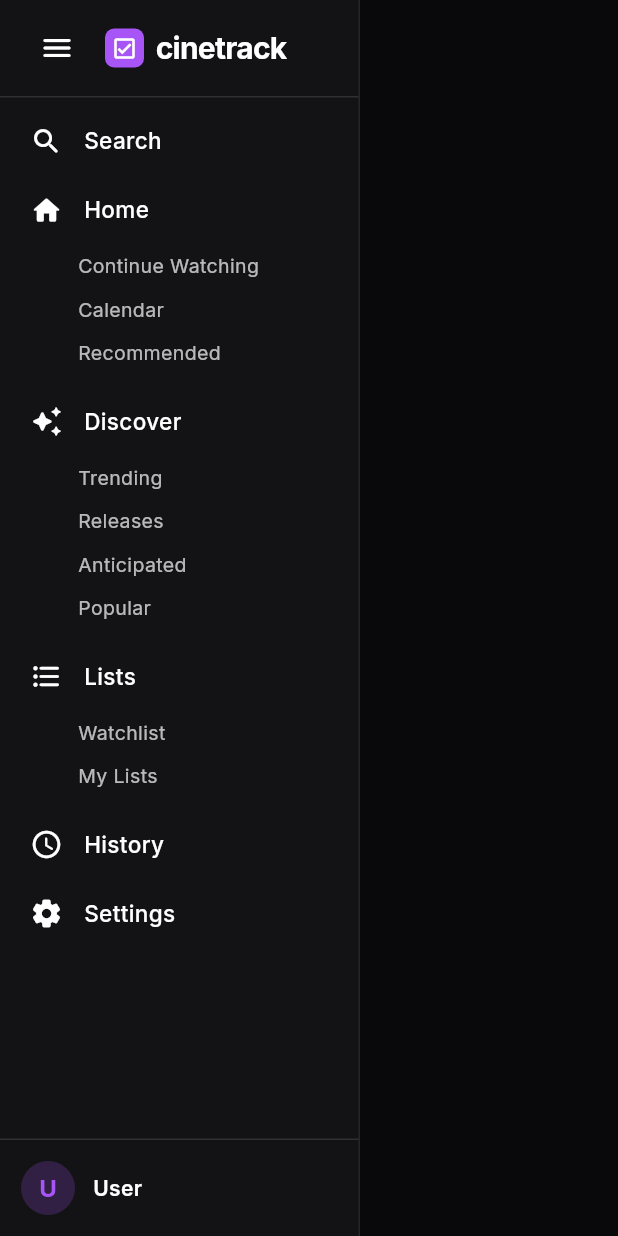
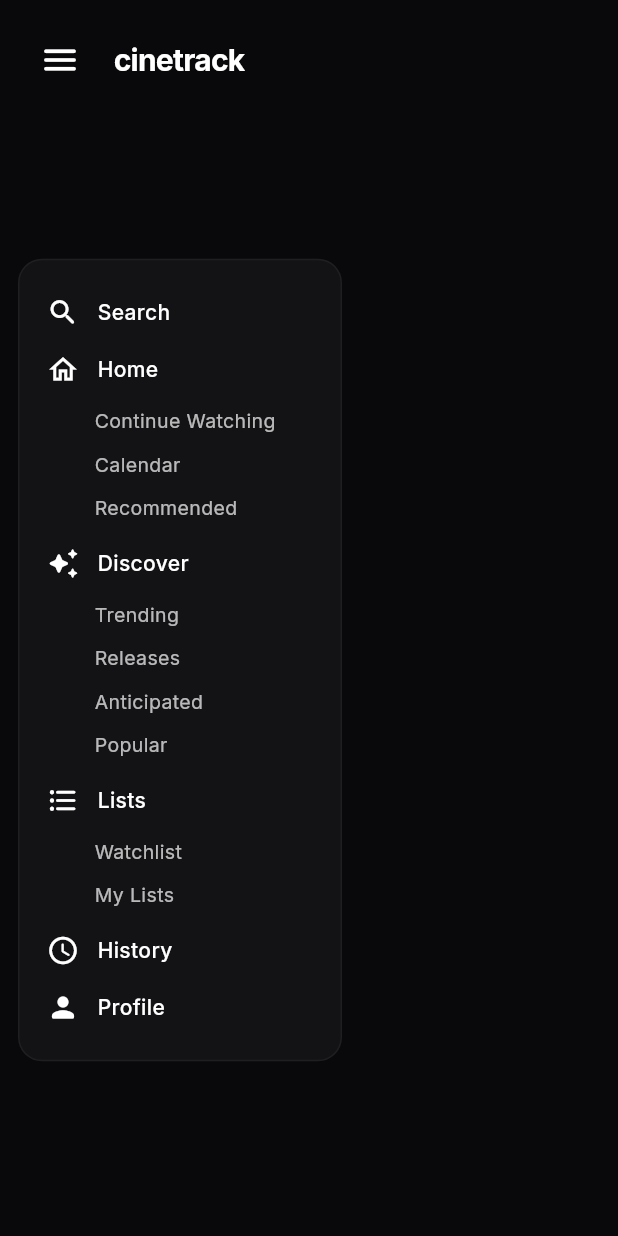
Before and after one commit to Aayushwan/CineTrack, a Flutter app: the MainLayout screen opened directly with empty values, on a phone screen of 412 x 824 dp. Run offline on Flutter 3.47's test engine with Material 3 defaults, Android fonts, the phone set to English and light mode, and no system bars; our stand-ins replace go_router, google_fonts, shared_preferences; accounts and stored records are empty; network calls fail.

Commit message:
Update CineTrack UI, finalize Trakt sidebar layout, and stop backend containers

```diff
--- a/frontend/lib/models/movie.dart
+++ b/frontend/lib/models/movie.dart
@@ -6,7 +6,7 @@
   final String? backdropPath;
   final double voteAverage;
   final String? releaseDate;
-  final String mediaType; // 👈 Added mediaType field
+  final String mediaType;
 
   Movie({
     required this.id,
@@ -16,7 +16,7 @@
     this.backdropPath,
     required this.voteAverage,
     this.releaseDate,
-    this.mediaType = 'movie', // 👈 Defaults to 'movie'
+    this.mediaType = 'movie',
   });
 
   /// Factory constructor to parse JSON from TMDB API
@@ -28,7 +28,9 @@
                  (json.containsKey('name') && !json.containsKey('title'));
 
     return Movie(
-      id: json['id'] ?? 0,
+      // 👈 THE FIX: Safely parse the ID to an int regardless of whether it arrives as a String or Int
+      id: json['id'] != null ? int.tryParse(json['id'].toString()) ?? 0 : 0,
+
       title: json['title'] ?? json['name'] ?? 'Untitled',
       overview: json['overview'],
       posterPath: json['poster_path'],
--- a/frontend/lib/models/watchlist_item.dart
+++ b/frontend/lib/models/watchlist_item.dart
@@ -7,7 +7,7 @@
   final String movieTitle;
   final String? posterPath;
   final String status;
-  final String mediaType; // 👈 Added
+  final String mediaType;
   final DateTime createdAt;
 
   WatchlistItem({
@@ -17,20 +17,21 @@
     required this.movieTitle,
     this.posterPath,
     required this.status,
-    this.mediaType = 'movie', // 👈 Defaults to 'movie' if unspecified
+    this.mediaType = 'movie',
     required this.createdAt,
   });
 
   /// Factory constructor to parse JSON from FastAPI Watchlist endpoint
   factory WatchlistItem.fromJson(Map<String, dynamic> json) {
     return WatchlistItem(
-      id: json['id'] ?? 0,
-      userId: json['user_id'] ?? 0,
-      movieId: json['movie_id'] ?? 0,
+      // Safely parse integers whether they arrive as Strings or Ints
+      id: json['id'] != null ? int.tryParse(json['id'].toString()) ?? 0 : 0,
+      userId: json['user_id'] != null ? int.tryParse(json['user_id'].toString()) ?? 0 : 0,
+      movieId: json['movie_id'] != null ? int.tryParse(json['movie_id'].toString()) ?? 0 : 0,
+
       movieTitle: json['movie_title'] ?? 'Unknown',
       posterPath: json['poster_path'],
       status: json['status'] ?? 'watchlist',
-      // Safely checks 'media_type' or 'type', defaulting to 'movie'
       mediaType: json['media_type'] ?? json['type'] ?? 'movie',
       createdAt: json['created_at'] != null
           ? DateTime.parse(json['created_at'])
--- a/frontend/lib/screens/history_screen.dart
+++ b/frontend/lib/screens/history_screen.dart
@@ -241,7 +241,8 @@
                                 separatorBuilder: (_, _) => const SizedBox(height: 12),
                                 itemBuilder: (context, index) {
                                   final item = filtered[index];
-                                  final int id = item['movie_id'] ?? item['id'] ?? 0;
+                                  final rawId = item['movie_id'] ?? item['id'] ?? 0;
+                                  final int id = int.tryParse(rawId.toString()) ?? 0;
                                   final String title = item['movie_title'] ?? item['title'] ?? 'Untitled';
                                   final String rawType = (item['type'] ?? item['media_type'] ?? '').toString().toLowerCase();
                                   final bool isShow = rawType == 'show' || rawType == 'tv' || item['subtitle'] != null;
--- a/frontend/lib/screens/profile_screen.dart
+++ b/frontend/lib/screens/profile_screen.dart
@@ -1,6 +1,7 @@
 // frontend/lib/screens/profile_screen.dart
 import 'package:flutter/material.dart';
 import 'package:go_router/go_router.dart';
+import 'package:shared_preferences/shared_preferences.dart';
 import '../services/api_service.dart';
 
 class ProfileScreen extends StatefulWidget {
@@ -14,6 +15,9 @@
   int _selectedAnalyticsPeriod = 0; // 0 = Current Month, 1 = All Time
   bool _isLoadingStats = true;
   Map<String, dynamic>? _statsData;
+
+  // 👇 Added dynamic username state with a personalized default fallback
+  String _username = 'User';
 
   // Mock Favorites
   final List<Map<String, String>> _favorites = [
@@ -57,9 +61,17 @@
 
   Future<void> _loadProfileData() async {
     try {
+      // 👇 Fetch the authenticated username dynamically from local storage
+      final prefs = await SharedPreferences.getInstance();
+      final storedName = prefs.getString('username');
+
       final stats = await ApiService.getProfileStats();
+
       if (mounted) {
         setState(() {
+          if (storedName != null && storedName.isNotEmpty) {
+            _username = storedName;
+          }
           _statsData = stats;
           _isLoadingStats = false;
         });
@@ -153,17 +165,17 @@
 
   Widget _buildUserHeader(BuildContext context) {
     return Row(
-      children: const [
-        CircleAvatar(
+      children: [
+        const CircleAvatar(
           radius: 36,
           backgroundColor: Color(0xFF1E293B),
           child: Icon(Icons.person_rounded, size: 40, color: Colors.white54),
         ),
-        SizedBox(width: 16),
+        const SizedBox(width: 16),
         Expanded(
           child: Text(
-            'Harshwardhan',
-            style: TextStyle(
+            _username, // 👈 Bound to dynamic state instead of hardcoded text
+            style: const TextStyle(
               fontSize: 22,
               fontWeight: FontWeight.bold,
               color: Colors.white,
--- a/frontend/lib/widgets/main_layout.dart
+++ b/frontend/lib/widgets/main_layout.dart
@@ -1,8 +1,6 @@
 // frontend/lib/widgets/main_layout.dart
 import 'package:flutter/material.dart';
 import 'package:go_router/go_router.dart';
-import 'package:provider/provider.dart';
-import '../providers/auth_provider.dart';
 
 class MainLayout extends StatefulWidget {
   final Widget child;
@@ -22,35 +20,26 @@
   @override
   Widget build(BuildContext context) {
     final String currentRoute = GoRouterState.of(context).uri.toString();
-    final authProvider = Provider.of<AuthProvider>(context);
-    final String username = authProvider.username ?? 'User';
-    final String initial = username.isNotEmpty ? username[0].toUpperCase() : 'U';
 
     return Scaffold(
       backgroundColor: const Color(0xFF09090B),
       body: Row(
         children: [
-          // ─── 1. TRAKT-STYLE DUAL-STATE SIDEBAR ───────────────────────────
+          // ─── 1. TRAKT-STYLE FLOATING SIDEBAR ───────────────────────────
           AnimatedContainer(
             duration: const Duration(milliseconds: 250),
             curve: Curves.fastOutSlowIn,
-            width: _isExpanded ? 240 : 68,
-            clipBehavior: Clip.hardEdge, // 👈 Prevents pixel overflow warnings
-            decoration: BoxDecoration(
-              color: const Color(0xFF131316),
-              border: Border(
-                right: BorderSide(
-                  color: Colors.white.withValues(alpha: 0.08),
-                  width: 1,
-                ),
-              ),
+            width: _isExpanded ? 240 : 72,
+            clipBehavior: Clip.hardEdge,
+            decoration: const BoxDecoration(
+              color: Colors.transparent,
             ),
             child: Column(
               children: [
-                // ── Top Header: [≡] Toggle + Logo ─────────────────────────
+                // ── Top Header: Hamburger Menu ─────────────────────────
                 Container(
-                  height: 64,
-                  padding: EdgeInsets.symmetric(horizontal: _isExpanded ? 14 : 8),
+                  height: 80,
+                  padding: EdgeInsets.symmetric(horizontal: _isExpanded ? 16 : 0),
                   alignment: Alignment.center,
                   child: Row(
                     mainAxisAlignment: _isExpanded
@@ -58,28 +47,13 @@
                         : MainAxisAlignment.center,
                     children: [
                       IconButton(
-                        padding: EdgeInsets.zero,
-                        constraints: const BoxConstraints(),
-                        icon: const Icon(Icons.menu_rounded, color: Colors.white, size: 24),
+                        icon: const Icon(Icons.menu_rounded, color: Colors.white, size: 28),
                         onPressed: () => setState(() => _isExpanded = !_isExpanded),
                         tooltip: _isExpanded ? 'Collapse Menu' : 'Expand Menu',
-                        splashRadius: 20,
+                        splashRadius: 24,
                       ),
                       if (_isExpanded) ...[
-                        const SizedBox(width: 8),
-                        Container(
-                          padding: const EdgeInsets.all(4),
-                          decoration: BoxDecoration(
-                            color: const Color(0xFFA855F7),
-                            borderRadius: BorderRadius.circular(6),
-                          ),
-                          child: const Icon(
-                            Icons.check_box_outlined,
-                            color: Colors.white,
-                            size: 18,
-                          ),
-                        ),
-                        const SizedBox(width: 8),
+                        const SizedBox(width: 12),
                         const Text(
                           'cinetrack',
                           style: TextStyle(
@@ -94,19 +68,26 @@
                   ),
                 ),
 
-                const Divider(color: Colors.white12, height: 1),
-
-                // ── Navigation Menu Items ─────────────────────────────────
+                // ── Middle: Trakt Floating Pill Container (Non-Scrollable) ──
                 Expanded(
-                  child: SingleChildScrollView(
+                  child: Align(
+                    alignment: Alignment.center,
+                    child: AnimatedContainer(
+                      duration: const Duration(milliseconds: 250),
+                      margin: const EdgeInsets.symmetric(horizontal: 12),
                       padding: EdgeInsets.symmetric(
-                      vertical: 8,
-                      horizontal: _isExpanded ? 8 : 4, // 👈 Tighter horizontal space when collapsed
+                        vertical: 16,
+                        horizontal: _isExpanded ? 8 : 4,
+                      ),
+                      decoration: BoxDecoration(
+                        color: const Color(0xFF131316),
+                        borderRadius: BorderRadius.circular(_isExpanded ? 16 : 40),
+                        border: Border.all(color: Colors.white.withValues(alpha: 0.05)),
                       ),
                       child: Column(
+                        mainAxisSize: MainAxisSize.min,
                         crossAxisAlignment: CrossAxisAlignment.start,
                         children: [
-                        // Search
                           _SidebarNavItem(
                             icon: Icons.search_rounded,
                             label: 'Search',
@@ -114,50 +95,42 @@
                             currentRoute: currentRoute,
                             isExpanded: _isExpanded,
                           ),
-
-                        // Home & Sub-items
                           _SidebarNavItem(
-                          icon: Icons.home_rounded,
+                            icon: Icons.home_outlined,
                             label: 'Home',
                             route: '/',
                             currentRoute: currentRoute,
                             isExpanded: _isExpanded,
-                          subItems: [
+                            subItems: _isExpanded ? [
                               _SubNavItem(label: 'Continue Watching', route: '/'),
                               _SubNavItem(label: 'Calendar', route: '/calendar'),
                               _SubNavItem(label: 'Recommended', route: '/recommended'),
-                          ],
+                            ] : null,
                           ),
-
-                        // Discover & Sub-items
                           _SidebarNavItem(
                             icon: Icons.auto_awesome_rounded,
                             label: 'Discover',
                             route: '/discover',
                             currentRoute: currentRoute,
                             isExpanded: _isExpanded,
-                          subItems: [
+                            subItems: _isExpanded ? [
                               _SubNavItem(label: 'Trending', route: '/discover/trending'),
                               _SubNavItem(label: 'Releases', route: '/releases'),
                               _SubNavItem(label: 'Anticipated', route: '/discover/anticipated'),
                               _SubNavItem(label: 'Popular', route: '/discover/popular'),
-                          ],
+                            ] : null,
                           ),
-
-                        // Lists & Sub-items
                           _SidebarNavItem(
                             icon: Icons.format_list_bulleted_rounded,
                             label: 'Lists',
                             route: '/lists',
                             currentRoute: currentRoute,
                             isExpanded: _isExpanded,
-                          subItems: [
+                            subItems: _isExpanded ? [
                               _SubNavItem(label: 'Watchlist', route: '/watchlist'),
                               _SubNavItem(label: 'My Lists', route: '/lists'),
-                          ],
+                            ] : null,
                           ),
-
-                        // History
                           _SidebarNavItem(
                             icon: Icons.access_time_rounded,
                             label: 'History',
@@ -165,11 +138,9 @@
                             currentRoute: currentRoute,
                             isExpanded: _isExpanded,
                           ),
-
-                        // Settings / Profile
                           _SidebarNavItem(
-                          icon: Icons.settings_rounded,
-                          label: 'Settings',
+                            icon: Icons.person_rounded,
+                            label: 'Profile',
                             route: '/profile',
                             currentRoute: currentRoute,
                             isExpanded: _isExpanded,
@@ -178,52 +149,10 @@
                       ),
                     ),
                   ),
+                ),
 
-                const Divider(color: Colors.white12, height: 1),
-
-                // ── Footer: Dynamic Logged-in User Profile ───────────────
-                InkWell(
-                  onTap: () => context.go('/profile'),
-                  child: Container(
-                    padding: EdgeInsets.symmetric(
-                      vertical: 14,
-                      horizontal: _isExpanded ? 14 : 8,
-                    ),
-                    child: Row(
-                      mainAxisAlignment: _isExpanded
-                          ? MainAxisAlignment.start
-                          : MainAxisAlignment.center,
-                      children: [
-                        CircleAvatar(
-                          radius: 18,
-                          backgroundColor: const Color(0xFFA855F7).withValues(alpha: 0.2),
-                          child: Text(
-                            initial,
-                            style: const TextStyle(
-                              color: Color(0xFFA855F7),
-                              fontWeight: FontWeight.bold,
-                              fontSize: 16,
-                            ),
-                          ),
-                        ),
-                        if (_isExpanded) ...[
-                          const SizedBox(width: 12),
-                          Expanded(
-                            child: Text(
-                              username,
-                              style: const TextStyle(
-                                color: Colors.white,
-                                fontSize: 14,
-                                fontWeight: FontWeight.w600,
-                              ),
-                              overflow: TextOverflow.ellipsis,
-                            ),
-                          ),
-                        ],
-                      ],
-                    ),
-                  ),
-                ),
+                // ── Footer Spacer ──────────────────────────────────────
+                const SizedBox(height: 24),
               ],
             ),
           ),
@@ -239,7 +168,7 @@
 }
 
 // ─────────────────────────────────────────────────────────────────────────────
-// SIDEBAR ITEM WIDGET (WHITE DEFAULT -> PURPLE ON HOVER / CLICK / ACTIVE)
+// SIDEBAR ITEM WIDGET
 // ─────────────────────────────────────────────────────────────────────────────
 
 class _SidebarNavItem extends StatefulWidget {
@@ -283,6 +212,7 @@
 
     return Column(
       crossAxisAlignment: CrossAxisAlignment.start,
+      mainAxisSize: MainAxisSize.min,
       children: [
         MouseRegion(
           cursor: SystemMouseCursors.click,
@@ -291,13 +221,13 @@
           child: InkWell(
             onTap: () => context.go(widget.route),
             onHighlightChanged: (pressed) => setState(() => _isPressed = pressed),
-            borderRadius: BorderRadius.circular(10),
+            borderRadius: BorderRadius.circular(widget.isExpanded ? 8 : 30),
             splashColor: activePurple.withValues(alpha: 0.2),
             highlightColor: activePurple.withValues(alpha: 0.1),
             child: Container(
               padding: EdgeInsets.symmetric(
-                vertical: 10,
-                horizontal: widget.isExpanded ? 12 : 8, // 👈 Reduced padding when collapsed
+                vertical: 8,
+                horizontal: widget.isExpanded ? 10 : 0,
               ),
               decoration: BoxDecoration(
                 color: _isActiveRoute
@@ -305,12 +235,12 @@
                     : _isHovered
                         ? Colors.white.withValues(alpha: 0.05)
                         : Colors.transparent,
-                borderRadius: BorderRadius.circular(10),
+                borderRadius: BorderRadius.circular(widget.isExpanded ? 8 : 30),
               ),
               child: Row(
                 mainAxisAlignment: widget.isExpanded
                     ? MainAxisAlignment.start
-                    : MainAxisAlignment.center, // 👈 Center icon in collapsed mode
+                    : MainAxisAlignment.center,
                 children: [
                   Icon(
                     widget.icon,
@@ -318,13 +248,13 @@
                     size: 22,
                   ),
                   if (widget.isExpanded) ...[
-                    const SizedBox(width: 14),
+                    const SizedBox(width: 12),
                     Expanded(
                       child: Text(
                         widget.label,
                         style: TextStyle(
                           color: currentColor,
-                          fontSize: 15,
+                          fontSize: 14,
                           fontWeight: _isActiveRoute ? FontWeight.bold : FontWeight.w500,
                         ),
                         overflow: TextOverflow.ellipsis,
@@ -337,15 +267,14 @@
           ),
         ),
 
-        // Sub-items rendered only when Sidebar is Expanded
         if (widget.isExpanded && widget.subItems != null)
           Padding(
-            padding: const EdgeInsets.only(left: 36, top: 2, bottom: 6),
+            padding: const EdgeInsets.only(left: 34, top: 1, bottom: 3),
             child: Column(
               crossAxisAlignment: CrossAxisAlignment.start,
+              mainAxisSize: MainAxisSize.min,
               children: widget.subItems!.map((sub) {
                 final bool isSubActive = widget.currentRoute == sub.route;
-
                 return _SubItemTile(
                   label: sub.label,
                   route: sub.route,
@@ -354,8 +283,6 @@
               }).toList(),
             ),
           ),
-
-        const SizedBox(height: 4),
       ],
     );
   }
@@ -364,7 +291,6 @@
 class _SubNavItem {
   final String label;
   final String route;
-
   _SubNavItem({required this.label, required this.route});
 }
 
```
Also changed, not shown: 1 other file. Lines whose indentation alone changed are shown as unchanged.
